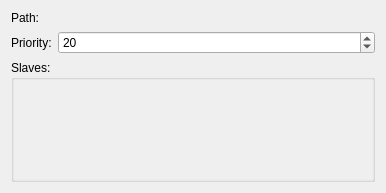
This is src/addalternativesui.ui in KDE/kalternatives as Qt 5 draws it before an edit. The edited form follows.
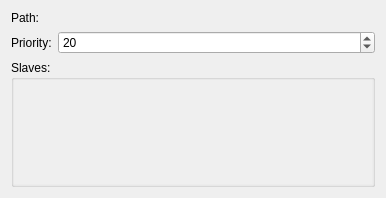
This is the edited form. Custom widgets are drawn as their Qt base class.

Diff of the .ui file:
```diff
--- a/src/addalternativesui.ui
+++ b/src/addalternativesui.ui
@@ -1,12 +1,12 @@
 <ui version="4.0" >
  <class>AddAlternatives</class>
- <widget class="QWidget" name="AddAlternatives" >
-  <property name="geometry" >
+ <widget class="QWidget" name="AddAlternatives">
+  <property name="geometry">
    <rect>
     <x>0</x>
     <y>0</y>
     <width>386</width>
-    <height>193</height>
+    <height>198</height>
    </rect>
   </property>
   <property name="sizePolicy" >
@@ -90,7 +90,7 @@
    </item>
   </layout>
  </widget>
- <layoutdefault spacing="6" margin="11" />
+ <layoutdefault spacing="6" margin="11"/>
  <customwidgets>
   <customwidget>
    <class>KIntSpinBox</class>
@@ -99,7 +99,7 @@
   </customwidget>
   <customwidget>
    <class>KUrlRequester</class>
-   <extends>QFrame</extends>
+   <extends>QWidget</extends>
    <header>kurlrequester.h</header>
   </customwidget>
  </customwidgets>
```
Left out of the diff: 68 changed lines with no effect on the pictures.
